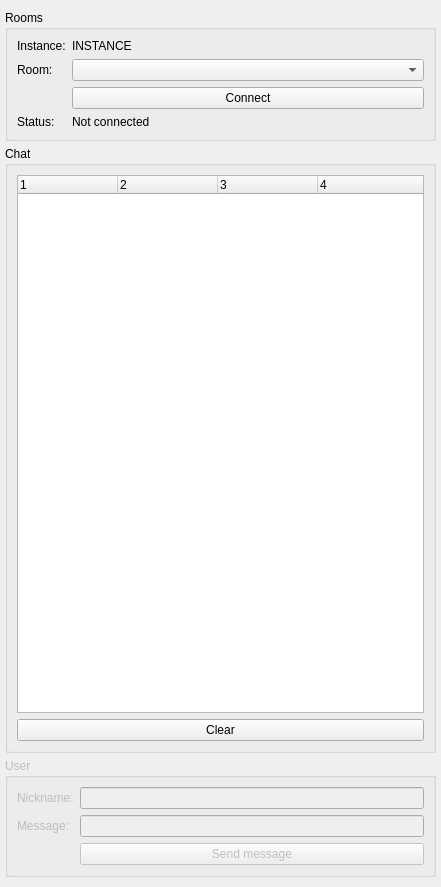
Qt form qtribu/gui/wdg_qchat.ui (geotribu/qtribu) before a commit.
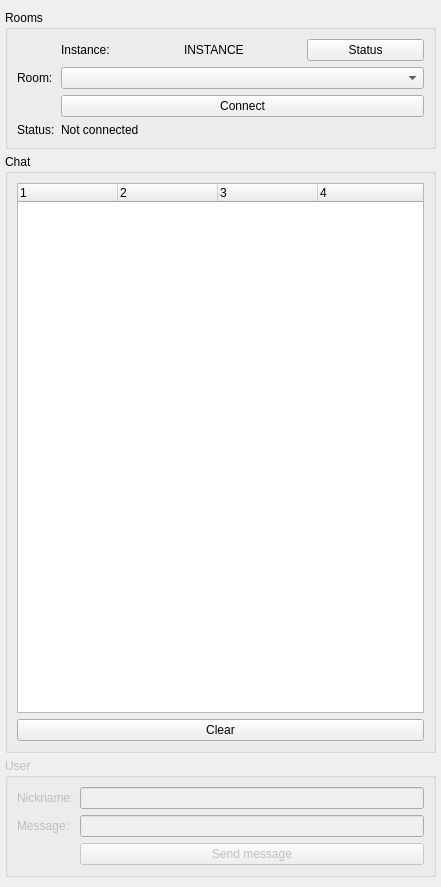
The same form after that commit. Custom widgets are drawn as their Qt base class.

Commit message: add instance status button + exception handling

```diff
--- a/qtribu/gui/wdg_qchat.ui
+++ b/qtribu/gui/wdg_qchat.ui
@@ -54,44 +54,31 @@
        <string>Rooms</string>
       </property>
       <layout class="QFormLayout" name="formLayout_2">
-       <item row="1" column="0">
+       <item row="3" column="0">
         <widget class="QLabel" name="lb_room">
          <property name="text">
           <string>Room:</string>
          </property>
         </widget>
        </item>
-       <item row="3" column="0">
+       <item row="5" column="0">
         <widget class="QLabel" name="lb_status_text">
          <property name="text">
           <string>Status:</string>
          </property>
         </widget>
        </item>
-       <item row="0" column="0">
-        <widget class="QLabel" name="lb_instance_text">
-         <property name="sizePolicy">
-          <sizepolicy hsizetype="Preferred" vsizetype="Minimum">
-           <horstretch>0</horstretch>
-           <verstretch>0</verstretch>
-          </sizepolicy>
-         </property>
-         <property name="text">
-          <string>Instance:</string>
-         </property>
-        </widget>
-       </item>
-       <item row="1" column="1">
-        <widget class="QComboBox" name="cb_room"/>
-       </item>
        <item row="3" column="1">
+        <widget class="QComboBox" name="cb_room"/>
+       </item>
+       <item row="5" column="1">
         <widget class="QLabel" name="lb_status">
          <property name="text">
           <string>Not connected</string>
          </property>
         </widget>
        </item>
-       <item row="2" column="1">
+       <item row="4" column="1">
         <widget class="QPushButton" name="btn_connect">
          <property name="cursor">
           <cursorShape>PointingHandCursor</cursorShape>
@@ -102,11 +89,41 @@
         </widget>
        </item>
        <item row="0" column="1">
-        <widget class="QLabel" name="lb_instance">
-         <property name="text">
-          <string>INSTANCE</string>
-         </property>
-        </widget>
+        <layout class="QHBoxLayout" name="hly_instance">
+         <item>
+          <widget class="QLabel" name="lb_instance_text">
+           <property name="sizePolicy">
+            <sizepolicy hsizetype="Preferred" vsizetype="Minimum">
+             <horstretch>0</horstretch>
+             <verstretch>0</verstretch>
+            </sizepolicy>
+           </property>
+           <property name="text">
+            <string>Instance:</string>
+           </property>
+          </widget>
+         </item>
+         <item>
+          <widget class="QLabel" name="lb_instance">
+           <property name="toolTip">
+            <string>Instance set in QTribu's plugin settings</string>
+           </property>
+           <property name="text">
+            <string>INSTANCE</string>
+           </property>
+          </widget>
+         </item>
+         <item>
+          <widget class="QPushButton" name="btn_status">
+           <property name="toolTip">
+            <string>Check instance status</string>
+           </property>
+           <property name="text">
+            <string>Status</string>
+           </property>
+          </widget>
+         </item>
+        </layout>
        </item>
       </layout>
      </widget>
```
The commit also changes 2 other files.
